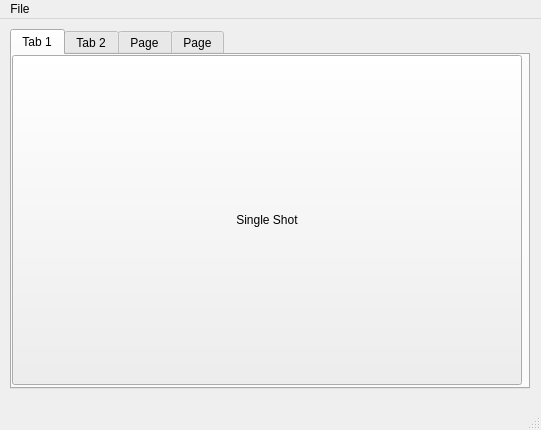
Above: python/UI/mainWindow.ui from ch3p4ll3/ESP-Intervallometer before the change. Below: the same form after it.
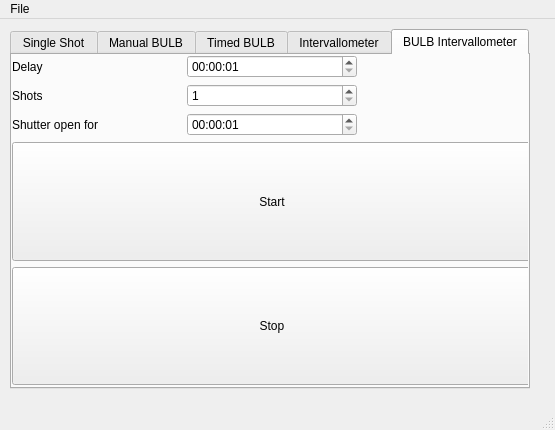
That is the form after the change. The open tabs and pages were chosen to show the change.

Commit message: bug fix, added bulb intervallometer

What changed in the file:
```diff
--- a/python/UI/mainWindow.ui
+++ b/python/UI/mainWindow.ui
@@ -6,7 +6,7 @@
    <rect>
     <x>0</x>
     <y>0</y>
-    <width>541</width>
+    <width>555</width>
     <height>430</height>
    </rect>
   </property>
@@ -28,14 +28,14 @@
     </property>
     <widget class="QWidget" name="tab">
      <attribute name="title">
-      <string>Tab 1</string>
+      <string>Single Shot</string>
      </attribute>
      <widget class="QWidget" name="gridLayoutWidget">
       <property name="geometry">
        <rect>
         <x>0</x>
         <y>0</y>
-        <width>510</width>
+        <width>520</width>
         <height>330</height>
        </rect>
       </property>
@@ -58,7 +58,7 @@
     </widget>
     <widget class="QWidget" name="tab_2">
      <attribute name="title">
-      <string>Tab 2</string>
+      <string>Manual BULB</string>
      </attribute>
      <widget class="QWidget" name="gridLayoutWidget_2">
       <property name="geometry">
@@ -101,7 +101,7 @@
     </widget>
     <widget class="QWidget" name="tab_3">
      <attribute name="title">
-      <string>Page</string>
+      <string>Timed BULB</string>
      </attribute>
      <widget class="QWidget" name="gridLayoutWidget_3">
       <property name="geometry">
@@ -168,7 +168,7 @@
     </widget>
     <widget class="QWidget" name="tab_4">
      <attribute name="title">
-      <string>Page</string>
+      <string>Intervallometer</string>
      </attribute>
      <widget class="QWidget" name="gridLayoutWidget_4">
       <property name="geometry">
@@ -224,15 +224,173 @@
          </property>
         </widget>
        </item>
-       <item row="1" column="2">
-        <widget class="QLabel" name="label_6">
+       <item row="0" column="1">
+        <widget class="QTimeEdit" name="timeEdit_5">
+         <property name="dateTime">
+          <datetime>
+           <hour>0</hour>
+           <minute>0</minute>
+           <second>1</second>
+           <year>2000</year>
+           <month>1</month>
+           <day>1</day>
+          </datetime>
+         </property>
+         <property name="maximumDateTime">
+          <datetime>
+           <hour>23</hour>
+           <minute>0</minute>
+           <second>1</second>
+           <year>2000</year>
+           <month>1</month>
+           <day>1</day>
+          </datetime>
+         </property>
+         <property name="minimumDateTime">
+          <datetime>
+           <hour>0</hour>
+           <minute>0</minute>
+           <second>1</second>
+           <year>2000</year>
+           <month>1</month>
+           <day>1</day>
+          </datetime>
+         </property>
+         <property name="maximumTime">
+          <time>
+           <hour>23</hour>
+           <minute>0</minute>
+           <second>1</second>
+          </time>
+         </property>
+         <property name="minimumTime">
+          <time>
+           <hour>0</hour>
+           <minute>0</minute>
+           <second>1</second>
+          </time>
+         </property>
+         <property name="currentSection">
+          <enum>QDateTimeEdit::HourSection</enum>
+         </property>
+         <property name="displayFormat">
+          <string>HH:mm:ss</string>
+         </property>
+        </widget>
+       </item>
+      </layout>
+     </widget>
+    </widget>
+    <widget class="QWidget" name="tab_5">
+     <attribute name="title">
+      <string>BULB Intervallometer</string>
+     </attribute>
+     <widget class="QWidget" name="gridLayoutWidget_5">
+      <property name="geometry">
+       <rect>
+        <x>0</x>
+        <y>0</y>
+        <width>520</width>
+        <height>330</height>
+       </rect>
+      </property>
+      <layout class="QGridLayout" name="gridLayout_5">
+       <item row="2" column="0">
+        <widget class="QLabel" name="label_11">
          <property name="text">
-          <string>s</string>
+          <string>Shutter open for</string>
          </property>
         </widget>
        </item>
+       <item row="3" column="0" colspan="3">
+        <widget class="QPushButton" name="pushButton_8">
+         <property name="sizePolicy">
+          <sizepolicy hsizetype="Minimum" vsizetype="Preferred">
+           <horstretch>0</horstretch>
+           <verstretch>0</verstretch>
+          </sizepolicy>
+         </property>
+         <property name="text">
+          <string>Start</string>
+         </property>
+        </widget>
+       </item>
+       <item row="4" column="0" colspan="3">
+        <widget class="QPushButton" name="pushButton_9">
+         <property name="sizePolicy">
+          <sizepolicy hsizetype="Minimum" vsizetype="Preferred">
+           <horstretch>0</horstretch>
+           <verstretch>0</verstretch>
+          </sizepolicy>
+         </property>
+         <property name="text">
+          <string>Stop</string>
+         </property>
+        </widget>
+       </item>
        <item row="0" column="1">
-        <widget class="QSpinBox" name="spinBox_2">
+        <widget class="QTimeEdit" name="timeEdit_4">
+         <property name="dateTime">
+          <datetime>
+           <hour>0</hour>
+           <minute>0</minute>
+           <second>1</second>
+           <year>2000</year>
+           <month>1</month>
+           <day>1</day>
+          </datetime>
+         </property>
+         <property name="maximumDateTime">
+          <datetime>
+           <hour>23</hour>
+           <minute>0</minute>
+           <second>1</second>
+           <year>2000</year>
+           <month>1</month>
+           <day>1</day>
+          </datetime>
+         </property>
+         <property name="minimumDateTime">
+          <datetime>
+           <hour>0</hour>
+           <minute>0</minute>
+           <second>1</second>
+           <year>2000</year>
+           <month>1</month>
+           <day>1</day>
+          </datetime>
+         </property>
+         <property name="maximumTime">
+          <time>
+           <hour>23</hour>
+           <minute>0</minute>
+           <second>1</second>
+          </time>
+         </property>
+         <property name="minimumTime">
+          <time>
+           <hour>0</hour>
+           <minute>0</minute>
+           <second>1</second>
+          </time>
+         </property>
+         <property name="currentSection">
+          <enum>QDateTimeEdit::HourSection</enum>
+         </property>
+         <property name="displayFormat">
+          <string>HH:mm:ss</string>
+         </property>
+        </widget>
+       </item>
+       <item row="1" column="0">
+        <widget class="QLabel" name="label_8">
+         <property name="text">
+          <string>Shots</string>
+         </property>
+        </widget>
+       </item>
+       <item row="1" column="1">
+        <widget class="QSpinBox" name="spinBox_4">
          <property name="minimum">
           <number>1</number>
          </property>
@@ -241,16 +399,64 @@
          </property>
         </widget>
        </item>
-       <item row="3" column="0" colspan="3">
-        <widget class="QPushButton" name="pushButton_7">
-         <property name="sizePolicy">
-          <sizepolicy hsizetype="Minimum" vsizetype="Preferred">
-           <horstretch>0</horstretch>
-           <verstretch>0</verstretch>
-          </sizepolicy>
-         </property>
+       <item row="0" column="0">
+        <widget class="QLabel" name="label_9">
          <property name="text">
-          <string>Stop</string>
+          <string>Delay</string>
+         </property>
+        </widget>
+       </item>
+       <item row="2" column="1">
+        <widget class="QTimeEdit" name="timeEdit_3">
+         <property name="dateTime">
+          <datetime>
+           <hour>0</hour>
+           <minute>0</minute>
+           <second>1</second>
+           <year>2000</year>
+           <month>1</month>
+           <day>1</day>
+          </datetime>
+         </property>
+         <property name="maximumDateTime">
+          <datetime>
+           <hour>23</hour>
+           <minute>0</minute>
+           <second>1</second>
+           <year>2000</year>
+           <month>1</month>
+           <day>1</day>
+          </datetime>
+         </property>
+         <property name="minimumDateTime">
+          <datetime>
+           <hour>0</hour>
+           <minute>0</minute>
+           <second>1</second>
+           <year>2000</year>
+           <month>1</month>
+           <day>1</day>
+          </datetime>
+         </property>
+         <property name="maximumTime">
+          <time>
+           <hour>23</hour>
+           <minute>0</minute>
+           <second>1</second>
+          </time>
+         </property>
+         <property name="minimumTime">
+          <time>
+           <hour>0</hour>
+           <minute>0</minute>
+           <second>1</second>
+          </time>
+         </property>
+         <property name="currentSection">
+          <enum>QDateTimeEdit::HourSection</enum>
+         </property>
+         <property name="displayFormat">
+          <string>HH:mm:ss</string>
          </property>
         </widget>
        </item>
@@ -264,7 +470,7 @@
     <rect>
      <x>0</x>
      <y>0</y>
-     <width>541</width>
+     <width>555</width>
      <height>30</height>
     </rect>
    </property>
```
Left out of the diff: 149 changed lines with no effect on the pictures. The commit also changes 7 other files.
